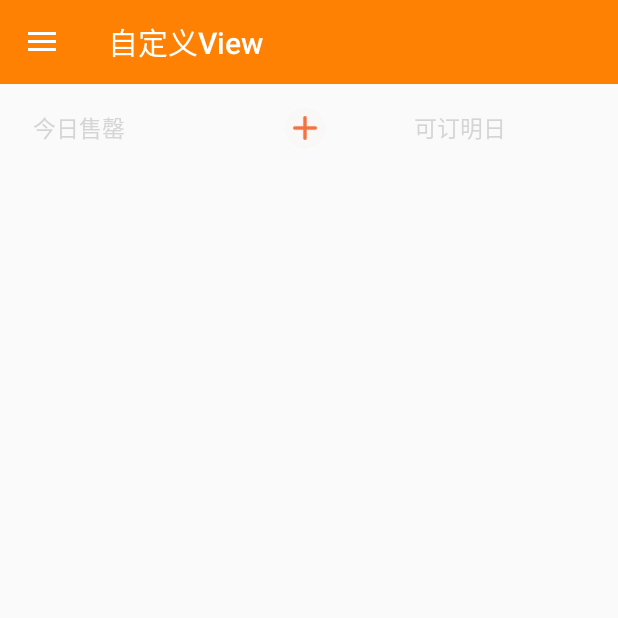
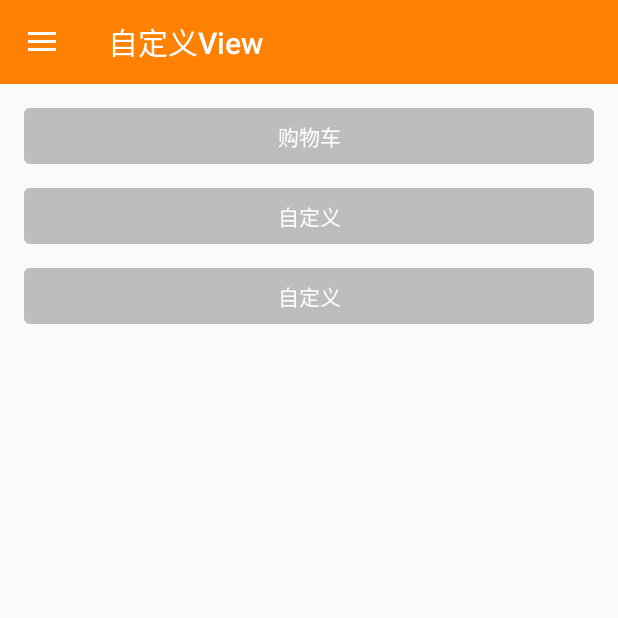
Before and after one commit to sunfusheng/In-depthStudy, an Android app: the screen it shows after launch (MainActivity), in the side drawer, after a tap on "自定义View", on a phone screen of 412 x 824 dp, the top half of it. Run offline under Robolectric (Android 15) with nearby library versions, the phone set to English and light mode, and no system bars; our stand-ins replace ButterKnife; libraries missing offline, so code that uses them is left out: com.afollestad.materialdialogs, com.facebook.drawee, com.orhanobut.logger, com.readystatesoftware.systembartint, de.devland.esperandro; 11 statements that could not run were skipped.

Commit message:
自定义购物车

```diff
--- a/app/src/main/AndroidManifest.xml
+++ b/app/src/main/AndroidManifest.xml
@@ -73,6 +73,10 @@
         <activity android:name=".ui.activity.rxjava.RxJava8Activity"
                   android:screenOrientation="portrait"/>
 
+        <!-- 购物车 -->
+        <activity android:name=".ui.activity.ShoppingViewActivity"
+                  android:screenOrientation="portrait"/>
+
         <service android:name="com.amap.api.location.APSService"/>
 
     </application>
--- a/app/src/main/java/com/sun/study/control/NavigateManager.java
+++ b/app/src/main/java/com/sun/study/control/NavigateManager.java
@@ -10,6 +10,7 @@ import android.provider.MediaStore;
 import com.sun.study.ui.activity.AmapActivity;
 import com.sun.study.ui.activity.OkHttpActivity;
 import com.sun.study.ui.activity.RetrofitActivity;
+import com.sun.study.ui.activity.ShoppingViewActivity;
 import com.sun.study.ui.activity.rxjava.RxJava1Activity;
 import com.sun.study.ui.activity.rxjava.RxJava2Activity;
 import com.sun.study.ui.activity.rxjava.RxJava3Activity;
@@ -105,4 +106,9 @@ public class NavigateManager {
         context.startActivity(intent);
     }
 
+    public static void gotoShoppingViewActivity(Context context) {
+        Intent intent = new Intent(context, ShoppingViewActivity.class);
+        context.startActivity(intent);
+    }
+
 }
--- a/app/src/main/java/com/sun/study/ui/fragment/CustomViewFragment.java
+++ b/app/src/main/java/com/sun/study/ui/fragment/CustomViewFragment.java
@@ -5,9 +5,10 @@ import android.support.annotation.Nullable;
 import android.view.LayoutInflater;
 import android.view.View;
 import android.view.ViewGroup;
+import android.widget.TextView;
 
 import com.sun.study.R;
-import com.sun.study.view.ChoiceView;
+import com.sun.study.control.NavigateManager;
 
 import butterknife.Bind;
 import butterknife.ButterKnife;
@@ -17,12 +18,9 @@ import butterknife.ButterKnife;
  */
 public class CustomViewFragment extends BaseFragment implements View.OnClickListener {
 
-    @Bind(R.id.cv_choice1)
-    ChoiceView cvChoice1;
-    @Bind(R.id.cv_choice2)
-    ChoiceView cvChoice2;
-    @Bind(R.id.cv_choice3)
-    ChoiceView cvChoice3;
+
+    @Bind(R.id.tv_ShoppingView)
+    TextView tvShoppingView;
 
     @Nullable
     @Override
@@ -36,14 +34,7 @@ public class CustomViewFragment extends BaseFragment implements View.OnClickList
     }
 
     private void initView() {
-        cvChoice1.setSellOutViewVisibility(true);
-        cvChoice2.setOnChoiceViewClickListener(new ChoiceView.OnChoiceViewClickListener() {
-            @Override
-            public void onChoiceViewCount(int count) {
-
-            }
-        });
-        cvChoice3.setTomorrowOnlyViewVisibility(true);
+        tvShoppingView.setOnClickListener(this);
     }
 
     private void initListener() {
@@ -53,7 +44,9 @@ public class CustomViewFragment extends BaseFragment implements View.OnClickList
     @Override
     public void onClick(View v) {
         switch (v.getId()) {
-
+            case R.id.tv_ShoppingView:
+                NavigateManager.gotoShoppingViewActivity(getActivity());
+                break;
         }
     }
 
--- a/app/src/main/java/com/sun/study/ui/fragment/HomeFragment.java
+++ b/app/src/main/java/com/sun/study/ui/fragment/HomeFragment.java
@@ -25,8 +25,6 @@ public class HomeFragment extends BaseFragment {
     @Bind(R.id.sdv_gif)
     SimpleDraweeView sdvGif;
 
-    private static final String APATCH_PATH = "/out.apatch";
-
     @Nullable
     @Override
     public View onCreateView(LayoutInflater inflater, ViewGroup container, Bundle savedInstanceState) {
@@ -46,32 +44,11 @@ public class HomeFragment extends BaseFragment {
                 .setUri(uri)
                 .setAutoPlayAnimations(true)
                 .build();
-
         sdvGif.setController(controller);
-
-//        try {
-//            String patchFileString = Environment.getExternalStorageDirectory().getAbsolutePath() + APATCH_PATH;
-//            File file = new File(patchFileString);
-//            if (file.exists()) {
-//                MainApplication.getPatchManager().addPatch(patchFileString);
-//                Logger.e("log-andfix", "addPatch()");
-//                file.delete();
-//            } else {
-//                Logger.e("log-andfix", "Not addPatch()");
-//            }
-//        } catch (Exception e) {
-//            Logger.e("log-andfix", "Exception: "+e.getMessage());
-//            e.printStackTrace();
-//        }
     }
 
     private void initListener() {
 
     }
 
-    @Override
-    public void onDestroyView() {
-        super.onDestroyView();
-        ButterKnife.unbind(this);
-    }
 }
--- a/app/src/main/java/com/sun/study/view/ChoiceView.java
+++ b/app/src/main/java/com/sun/study/view/ChoiceView.java
@@ -153,12 +153,10 @@ public class ChoiceView extends RelativeLayout {
         sa.setAnimationListener(new Animation.AnimationListener() {
 
             @Override
-            public void onAnimationStart(Animation animation) {
-            }
+            public void onAnimationStart(Animation animation) {}
 
             @Override
-            public void onAnimationRepeat(Animation animation) {
-            }
+            public void onAnimationRepeat(Animation animation) {}
 
             @Override
             public void onAnimationEnd(Animation animation) {
--- a/app/src/main/res/layout/fragment_customview.xml
+++ b/app/src/main/res/layout/fragment_customview.xml
@@ -2,35 +2,22 @@
 <LinearLayout xmlns:android="http://schemas.android.com/apk/res/android"
     android:orientation="vertical"
     android:layout_width="match_parent"
-    android:layout_height="match_parent"
-    android:layout_margin="15dp">
+    android:layout_height="match_parent">
 
-    <LinearLayout
-        android:orientation="horizontal"
-        android:layout_width="match_parent"
-        android:layout_height="wrap_content">
+    <TextView
+        android:id="@+id/tv_ShoppingView"
+        style="@style/TvButtonStyle"
+        android:layout_marginTop="16dp"
+        android:text="购物车"/>
 
-        <com.sun.study.view.ChoiceView
-            android:id="@+id/cv_choice1"
-            android:layout_width="wrap_content"
-            android:layout_height="wrap_content"
-            android:layout_gravity="center_horizontal"
-            android:layout_weight="1"/>
+    <TextView
+        android:id="@+id/tv_xutils3"
+        style="@style/TvButtonStyle"
+        android:text="自定义"/>
 
-        <com.sun.study.view.ChoiceView
-            android:id="@+id/cv_choice2"
-            android:layout_width="wrap_content"
-            android:layout_height="wrap_content"
-            android:layout_gravity="center_horizontal"
-            android:layout_weight="1"/>
-
-        <com.sun.study.view.ChoiceView
-            android:id="@+id/cv_choice3"
-            android:layout_width="wrap_content"
-            android:layout_height="wrap_content"
-            android:layout_gravity="center_horizontal"
-            android:layout_weight="1"/>
-
-    </LinearLayout>
+    <TextView
+        android:id="@+id/tv_volley"
+        style="@style/TvButtonStyle"
+        android:text="自定义"/>
 
 </LinearLayout>
--- a/app/src/main/res/layout/fragment_home.xml
+++ b/app/src/main/res/layout/fragment_home.xml
@@ -11,10 +11,4 @@
         android:layout_width="120dp"
         android:layout_height="120dp"/>
 
-    <TextView
-        android:layout_width="wrap_content"
-        android:layout_height="wrap_content"
-        android:layout_marginTop="10dp"
-        android:text="热修复成功啦!"/>
-
 </LinearLayout>
--- a/app/src/main/res/layout/view_choiceview_layout.xml
+++ b/app/src/main/res/layout/view_choiceview_layout.xml
@@ -1,8 +1,7 @@
 <?xml version="1.0" encoding="utf-8"?>
 <RelativeLayout xmlns:android="http://schemas.android.com/apk/res/android"
     android:layout_width="75dp"
-    android:layout_height="28dp"
-    android:layout_marginRight="25dp" >
+    android:layout_height="28dp">
 
     <RelativeLayout
         android:id="@+id/i_rl_kitchen_detail_item_minus_back"
```
Also changed, not shown: app/src/main/java/com/sun/study/MainApplication.java (+0 -9 lines), app/src/main/java/com/sun/study/ui/activity/ShoppingViewActivity.java (added, +46 -0 lines), app/src/main/res/drawable/selector_bg_pressed_white.xml (added, +16 -0 lines), app/src/main/res/layout/activity_shoppingview.xml (added, +103 -0 lines), app/libs/andfix.jar (deleted), 3 other files.
